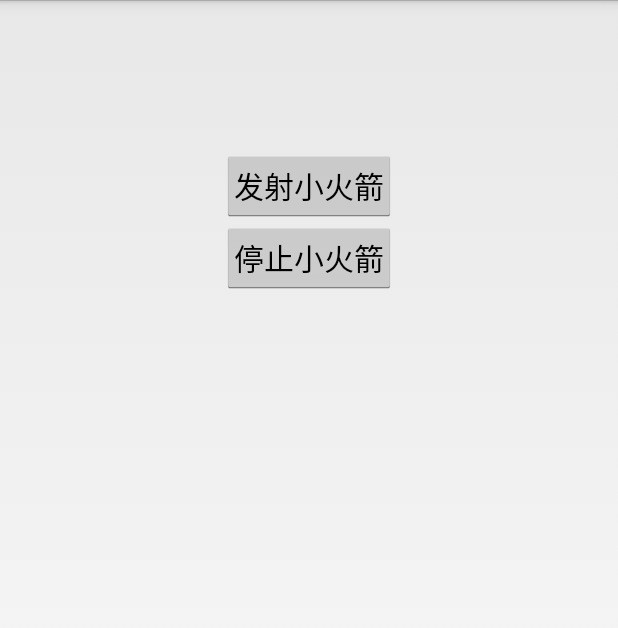
After one commit to Adolphsa/MobileSafe, an Android app: the CleanCache screen opened directly, with no data from a screen before it, on a phone screen of 412 x 824 dp. The commit adds this screen. Shown: the top 628 px of the screen. Run offline under Robolectric (Android 15) with nearby library versions, the phone set to English and light mode, and no system bars; network calls fail.

Commit message:
2016/05/24  发射小火箭

```diff
--- a/app/src/main/AndroidManifest.xml
+++ b/app/src/main/AndroidManifest.xml
@@ -30,11 +30,14 @@
         <activity android:name=".activity.view.mobilesafe.GuideActivity3"/>
         <activity android:name=".activity.view.mobilesafe.GuideActivity4"/>
         <activity android:name=".activity.view.mobilesafe.ChoseContact"/>
+        <activity android:name=".activity.view.CleanCache"/>
 
         <!--定位服务-->
         <service android:name=".activity.service.LocationService"/>
         <!--来电的服务-->
         <service android:name=".activity.service.PhoneAddressService"/>
+        <!--火箭的服务-->
+        <service android:name=".activity.service.RocketService"/>
 
         <!--开机自启动的广播-->
         <receiver android:name=".activity.receiver.BootComplete">
--- a/app/src/main/java/com/zividig/mobilesafe/activity/service/PhoneAddressService.java
+++ b/app/src/main/java/com/zividig/mobilesafe/activity/service/PhoneAddressService.java
@@ -175,8 +175,8 @@ public class PhoneAddressService extends Service {
                         if (params.x > mWidth-view.getWidth()){
                             params.x = mWidth-view.getWidth();
                         }
-                        if (params.y > mWidth-view.getHeight()){
-                            params.y = mWidth-view.getHeight();
+                        if (params.y > mHeight-view.getHeight()){
+                            params.y = mHeight-view.getHeight();
                         }
                         mWM.updateViewLayout(view,params);
 
--- /dev/null
+++ b/app/src/main/java/com/zividig/mobilesafe/activity/view/CleanCache.java
@@ -0,0 +1,30 @@
+package com.zividig.mobilesafe.activity.view;
+
+import android.app.Activity;
+import android.content.Intent;
+import android.os.Bundle;
+import android.view.View;
+
+import com.zividig.mobilesafe.R;
+import com.zividig.mobilesafe.activity.service.RocketService;
+
+/**
+ * 清理缓存
+ * Created by Administrator on 2016-05-24.
+ */
+public class CleanCache extends Activity {
+    @Override
+    protected void onCreate(Bundle savedInstanceState) {
+        super.onCreate(savedInstanceState);
+        setContentView(R.layout.activity_clean_cache);
+    }
+
+    public void startRocket(View view){
+        startService(new Intent(CleanCache.this, RocketService.class));
+        finish();
+    }
+
+    public void stopRocket(View view){
+        stopService(new Intent(CleanCache.this, RocketService.class));
+    }
+}
--- a/app/src/main/java/com/zividig/mobilesafe/activity/view/DragView.java
+++ b/app/src/main/java/com/zividig/mobilesafe/activity/view/DragView.java
@@ -1,11 +1,9 @@
 package com.zividig.mobilesafe.activity.view;
 
 import android.app.Activity;
-import android.content.Intent;
 import android.content.SharedPreferences;
 import android.os.Bundle;
 import android.os.SystemClock;
-import android.util.Log;
 import android.view.MotionEvent;
 import android.view.View;
 import android.widget.ImageView;
--- a/app/src/main/java/com/zividig/mobilesafe/activity/view/MainActivity.java
+++ b/app/src/main/java/com/zividig/mobilesafe/activity/view/MainActivity.java
@@ -49,6 +49,11 @@ public class MainActivity extends Activity {
                 switch (position){
                     case 0: //手机安全
                         showDialog();
+                        break;
+
+                    case 6: //缓存清理
+                        Intent intent6 = new Intent(MainActivity.this, CleanCache.class);
+                        startActivity(intent6);
                         break;
 
                     case 7: //高级工具
--- /dev/null
+++ b/app/src/main/res/layout/activity_clean_cache.xml
@@ -0,0 +1,30 @@
+<?xml version="1.0" encoding="utf-8"?>
+<LinearLayout xmlns:android="http://schemas.android.com/apk/res/android"
+    android:orientation="vertical"
+    android:layout_width="match_parent"
+    android:layout_height="match_parent">
+
+    <Button
+        android:id="@+id/bt_rocket_start"
+        android:layout_marginTop="100dp"
+        android:layout_width="wrap_content"
+        android:layout_height="wrap_content"
+        android:text="发射小火箭"
+        android:textSize="20sp"
+        android:padding="8dp"
+        android:layout_gravity="center_horizontal"
+        android:onClick="startRocket"
+        />
+
+    <Button
+        android:id="@+id/bt_rocket_stop"
+        android:layout_width="wrap_content"
+        android:layout_height="wrap_content"
+        android:text="停止小火箭"
+        android:textSize="20sp"
+        android:padding="8dp"
+        android:layout_gravity="center_horizontal"
+        android:onClick="stopRocket"
+        />
+
+</LinearLayout>
```
Also changed, not shown: app/src/main/java/com/zividig/mobilesafe/activity/service/RocketService.java (added, +140 -0 lines), app/src/main/res/layout/service_rocket.xml (added, +13 -0 lines), app/src/main/res/mipmap-xhdpi/desktop_rocket_launch_1.png (added), app/src/main/res/mipmap-xhdpi/desktop_rocket_launch_2.png (added), app/src/main/res/mipmap-xhdpi/desktop_smoke_m.png (added), app/src/main/res/mipmap-xhdpi/desktop_smoke_t.png (added).
